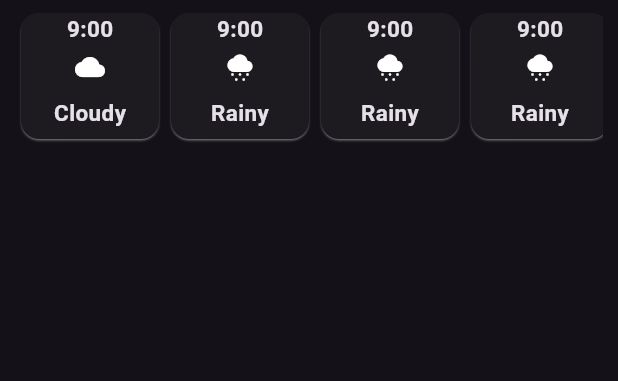
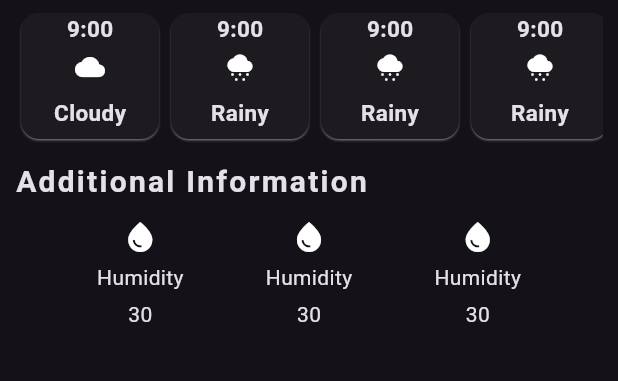
Before and after one commit to farhanmahmud21/weather_app, a Flutter app: the screen it shows after launch, on a phone screen of 412 x 824 dp, the part 452-833 px from its top. Run offline on Flutter 3.47's test engine with Material 3 defaults, Android fonts, the phone set to English and light mode, and no system bars.

Commit message:
Refactor WeatherScreen to integrate HourlyForecastItem and enhance layout with AdInfoCard

```diff
--- /dev/null
+++ b/lib/hourly_forecast_item.dart
@@ -0,0 +1,78 @@
+import 'package:flutter/material.dart';
+
+class HourlyForecastItem extends StatelessWidget {
+  const HourlyForecastItem({super.key});
+
+  @override
+  Widget build(BuildContext context) {
+    return Row(
+      children: [
+        weather_card(
+          time: '9:00',
+          weatherIcon: Icons.cloud,
+          weatherName: 'Cloudy',
+        ),
+        weather_card(
+          time: '9:00',
+          weatherIcon: Icons.cloudy_snowing,
+          weatherName: 'Rainy',
+        ),
+        weather_card(
+          time: '9:00',
+          weatherIcon: Icons.cloudy_snowing,
+          weatherName: 'Rainy',
+        ),
+        weather_card(
+          time: '9:00',
+          weatherIcon: Icons.cloudy_snowing,
+          weatherName: 'Rainy',
+        ),
+        weather_card(
+          time: '9:00',
+          weatherIcon: Icons.cloudy_snowing,
+          weatherName: 'Rainy',
+        ),
+      ],
+    );
+  }
+}
+
+class weather_card extends StatelessWidget {
+  final String time;
+  final IconData weatherIcon;
+  final String weatherName;
+  const weather_card({
+    super.key,
+    required this.time,
+    required this.weatherIcon,
+    required this.weatherName,
+  });
+
+  @override
+  Widget build(BuildContext context) {
+    return SizedBox(
+      width: 100,
+      child: Card(
+        elevation: 0.6,
+        shadowColor: Colors.white,
+        child: Column(
+          mainAxisAlignment: MainAxisAlignment.center,
+          children: [
+            Text(
+              time,
+              style: TextStyle(fontSize: 15, fontWeight: FontWeight.bold),
+            ),
+            SizedBox(height: 5),
+            Icon(weatherIcon, size: 20),
+            SizedBox(height: 10),
+            Text(
+              weatherName,
+              style: TextStyle(fontSize: 15, fontWeight: FontWeight.bold),
+            ),
+            SizedBox(height: 7),
+          ],
+        ),
+      ),
+    );
+  }
+}
--- a/lib/weather_screen.dart
+++ b/lib/weather_screen.dart
@@ -1,4 +1,5 @@
 import 'package:flutter/material.dart';
+import 'package:weather_app/hourly_forecast_item.dart';
 
 class WeatherScreen extends StatelessWidget {
   const WeatherScreen({super.key});
@@ -13,7 +14,6 @@ class WeatherScreen extends StatelessWidget {
       body: Padding(
         padding: const EdgeInsets.all(10.0),
         child: Column(
-          mainAxisAlignment: MainAxisAlignment.start,
           crossAxisAlignment: CrossAxisAlignment.start,
           children: [
             SizedBox(
@@ -63,30 +63,37 @@ class WeatherScreen extends StatelessWidget {
             SizedBox(height: 5),
             SingleChildScrollView(
               scrollDirection: Axis.horizontal,
-              child: Row(
+              child: HourlyForecastItem(),
+            ),
+            SizedBox(height: 10),
+            Text(
+              'Additional Information',
+              style: TextStyle(
+                fontSize: 20,
+                fontWeight: FontWeight.bold,
+                letterSpacing: 1.5,
+              ),
+            ),
+            SizedBox(height: 10),
+            Row(
+              mainAxisAlignment: MainAxisAlignment.spaceEvenly,
               children: [
-                  weather_card(
-                    time: '9:00',
-                    weatherIcon: Icons.cloud,
-                    weatherName: 'Cloudy',
+                AdInfoCard(
+                  AdText: 'Humidity',
+                  adIcon: Icons.water_drop_sharp,
+                  AdTemp: '30',
                 ),
-                  weather_card(
-                    time: '9:00',
-                    weatherIcon: Icons.cloudy_snowing,
-                    weatherName: 'Rainy',
+                AdInfoCard(
+                  AdText: 'Humidity',
+                  adIcon: Icons.water_drop_sharp,
+                  AdTemp: '30',
                 ),
-                  weather_card(
-                    time: '9:00',
-                    weatherIcon: Icons.cloudy_snowing,
-                    weatherName: 'Rainy',
-                  ),
-                  weather_card(
-                    time: '9:00',
-                    weatherIcon: Icons.cloudy_snowing,
-                    weatherName: 'Rainy',
+                AdInfoCard(
+                  AdText: 'Humidity',
+                  adIcon: Icons.water_drop_sharp,
+                  AdTemp: '30',
                 ),
               ],
-              ),
             ),
           ],
         ),
@@ -95,42 +102,27 @@ class WeatherScreen extends StatelessWidget {
   }
 }
 
-class weather_card extends StatelessWidget {
-  final String time;
-  final IconData weatherIcon;
-  final String weatherName;
-  const weather_card({
+class AdInfoCard extends StatelessWidget {
+  final IconData adIcon;
+  final String AdText;
+  final String AdTemp;
+  const AdInfoCard({
     super.key,
-    required this.time,
-    required this.weatherIcon,
-    required this.weatherName,
+    required this.adIcon,
+    required this.AdText,
+    required this.AdTemp,
   });
 
   @override
   Widget build(BuildContext context) {
-    return SizedBox(
-      width: 100,
-      child: Card(
-        elevation: 0.6,
-        shadowColor: Colors.white,
-        child: Column(
-          mainAxisAlignment: MainAxisAlignment.center,
+    return Column(
       children: [
-            Text(
-              time,
-              style: TextStyle(fontSize: 15, fontWeight: FontWeight.bold),
-            ),
+        Icon(adIcon),
         SizedBox(height: 5),
-            Icon(weatherIcon, size: 20),
-            SizedBox(height: 10),
-            Text(
-              weatherName,
-              style: TextStyle(fontSize: 15, fontWeight: FontWeight.bold),
-            ),
-            SizedBox(height: 7),
+        Text(AdText),
+        SizedBox(height: 5),
+        Text(AdTemp),
       ],
-        ),
-      ),
     );
   }
 }
```
Lines whose indentation alone changed are shown as unchanged.
